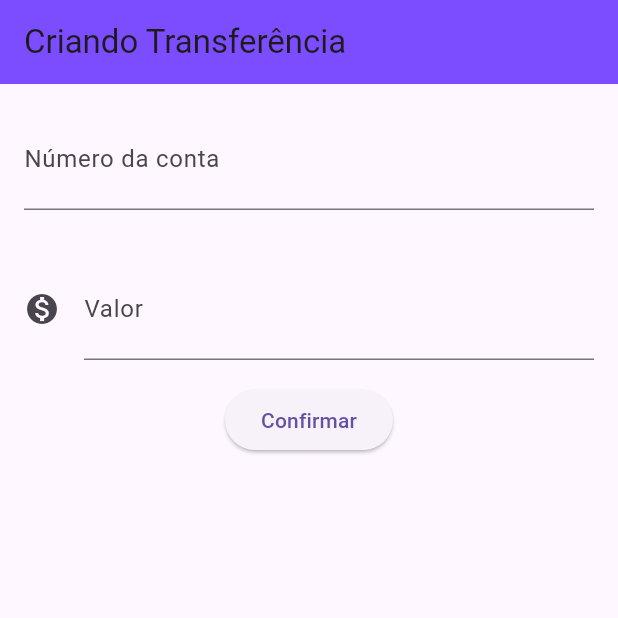
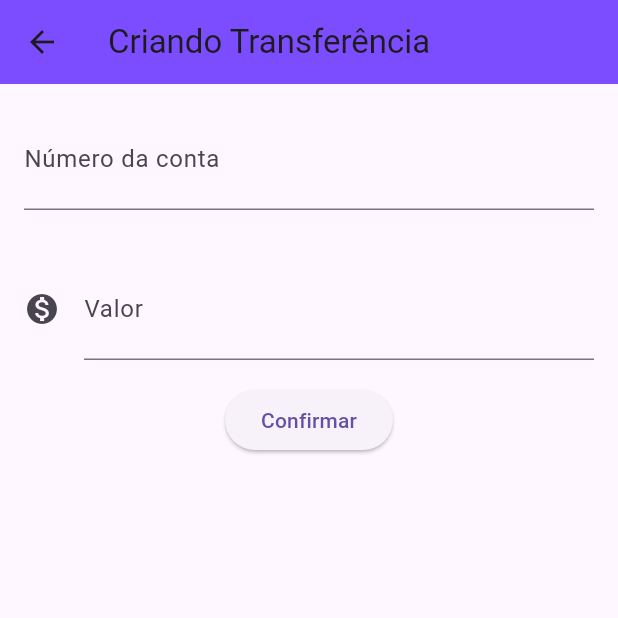
Before and after one commit to dev-gabriel-campos/listaTransferencias, a Flutter app: the FormularioTransferencia screen opened directly, after a tap on "Confirmar", on a phone screen of 412 x 824 dp, the top half of it. Run offline on Flutter 3.47's test engine with Material 3 defaults, Android fonts, the phone set to English and light mode, and no system bars.

Commit message:
Adicionado o navigator para navegar entre as telas, criada a classe Editor para o formulário e refaturado o FormularioTransferencia

```diff
--- a/lib/main.dart
+++ b/lib/main.dart
@@ -1,13 +1,13 @@
 import 'package:flutter/material.dart';
 
-void main() => runApp(listaTransferencia());
+void main() => runApp(BytebankApp());
 
-class listaTransferencia extends StatelessWidget {
+class BytebankApp extends StatelessWidget {
   @override
   Widget build(BuildContext context) {
     return MaterialApp(
       home: Scaffold(
-        body: FormularioTransferencia(),
+        body: ListaTransferencias(),
       ),
     );
   }
@@ -29,45 +29,20 @@ class FormularioTransferencia extends StatelessWidget {
       ),
       body: Column(
         children: [
-          Padding(
-            padding: const EdgeInsets.all(16.0),
-            child: TextField(
-              controller: _controladorCampoNumeroConta,
-              style: TextStyle(fontSize: 24.0),
-              decoration: InputDecoration(
-                labelText: 'Número da conta',
-                hintText: '0000',
-              ),
-              keyboardType: TextInputType.number,
-            ),
+          Editor(
+            controlador: _controladorCampoNumeroConta,
+            dica: '0000',
+            rotulo: 'Número da conta'
           ),
-          Padding(
-            padding: const EdgeInsets.all(16.0),
-            child: TextField(
-              controller: _controladorCampoValor,
-              style: TextStyle(fontSize: 24.0),
-              decoration: InputDecoration(
-                icon: Icon(Icons.monetization_on),
-                labelText: 'Valor',
-                hintText: '0.00',
-              ),
-              keyboardType: TextInputType.number,
-            ),
+          Editor(
+            controlador: _controladorCampoValor,
+            dica: '0.00',
+            rotulo: 'Valor',
+            icone: Icons.monetization_on
           ),
           ElevatedButton(
             onPressed: () {
-              debugPrint("Botão pressionado!");
-              final int? numeroConta =
-                  int.tryParse(_controladorCampoNumeroConta.text);
-              final double? valor =
-                  double.tryParse(_controladorCampoValor.text);
-              if (numeroConta != null && valor != null) {
-                final transferenciaCriada = Transferencia(valor, numeroConta);
-                debugPrint("Transferência criada: $transferenciaCriada");
-                ScaffoldMessenger.of(context).showSnackBar(
-                  SnackBar(content: Text("Transferência criada: $transferenciaCriada"),),
-                );
-              }
+              _criaTransferencia(context);
             },
             child: Text("Confirmar"),
           )
@@ -75,11 +50,57 @@ class FormularioTransferencia extends StatelessWidget {
       ),
     );
   }
+
+  void _criaTransferencia(BuildContext context) {
+    final int? numeroConta =
+        int.tryParse(_controladorCampoNumeroConta.text);
+    final double? valor =
+        double.tryParse(_controladorCampoValor.text);
+    if (numeroConta != null && valor != null) {
+      final transferenciaCriada = Transferencia(valor, numeroConta);
+      ScaffoldMessenger.of(context).showSnackBar(
+        SnackBar(content: Text("Transferência criada: $transferenciaCriada"),),
+      );
+      debugPrint('Criando transferência');
+      debugPrint('$transferenciaCriada');
+      Navigator.pop(context, transferenciaCriada);
+    }
+  }
 }
 
-extension on ScaffoldState {
-  void showSnackBar(SnackBar snackBar) {}
+class Editor extends StatelessWidget {
+  final TextEditingController? controlador;
+  final String rotulo;
+  final String dica;
+  final IconData? icone;
+
+  const Editor({
+    this.controlador,
+    required this.rotulo,
+    required this.dica,
+    this.icone,
+    Key? key,
+  }) : super(key: key);
+
+  @override
+  Widget build(BuildContext context) {
+    return Padding(
+      padding: const EdgeInsets.all(16.0),
+      child: TextField(
+        controller: controlador,
+        style: const TextStyle(fontSize: 24.0),
+        decoration: InputDecoration(
+          icon: icone != null ? Icon(icone) : null,
+          labelText: rotulo,
+          hintText: dica,
+        ),
+        keyboardType: TextInputType.number,
+      ),
+    );
+  }
 }
+
+
 
 class ListaTransferencias extends StatelessWidget {
   @override
@@ -100,7 +121,16 @@ class ListaTransferencias extends StatelessWidget {
         ],
       ),
       floatingActionButton: FloatingActionButton(
-        onPressed: () {},
+        onPressed: () {
+          final Future future = Navigator.push(
+              context, MaterialPageRoute(builder: (contextt) {
+            return FormularioTransferencia();
+          }));
+          future.then((transferenciaRecebida) {
+            debugPrint('chegou no then do future');
+            debugPrint('$transferenciaRecebida');
+          });
+        },
         child: Icon(Icons.add),
       ),
     );
```
Also changed, not shown: pubspec.lock, 125 other files.
